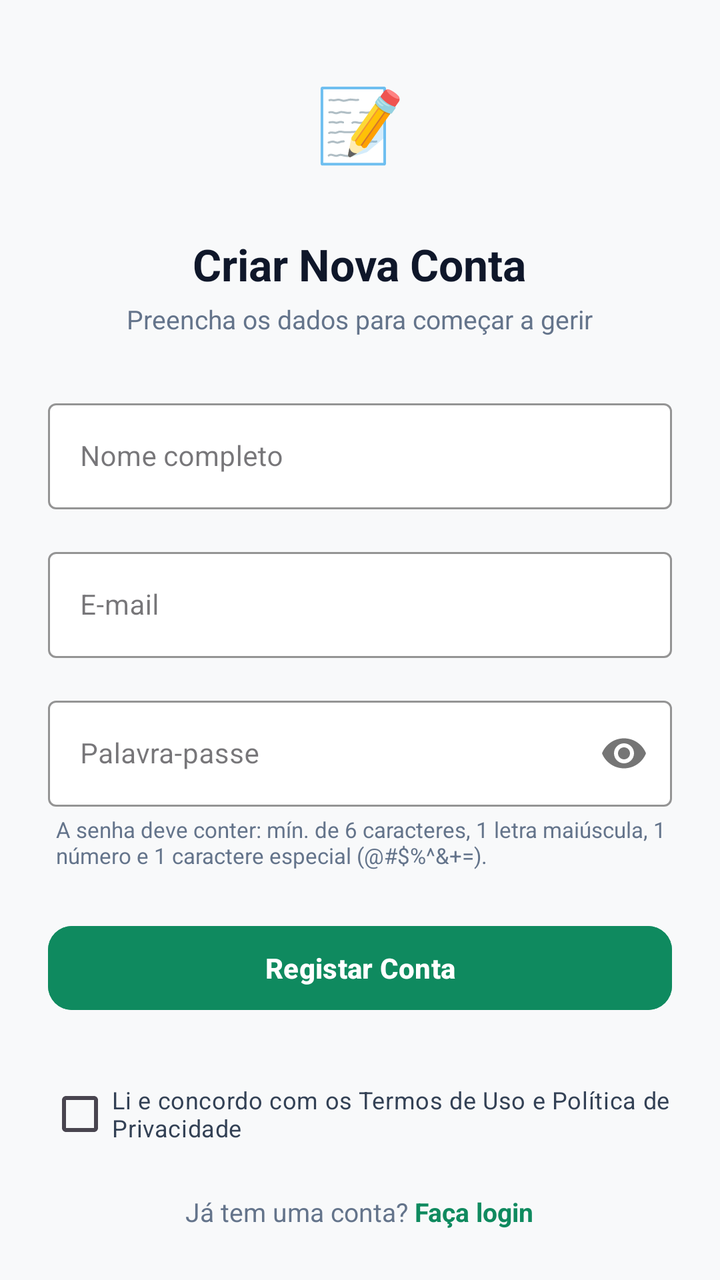
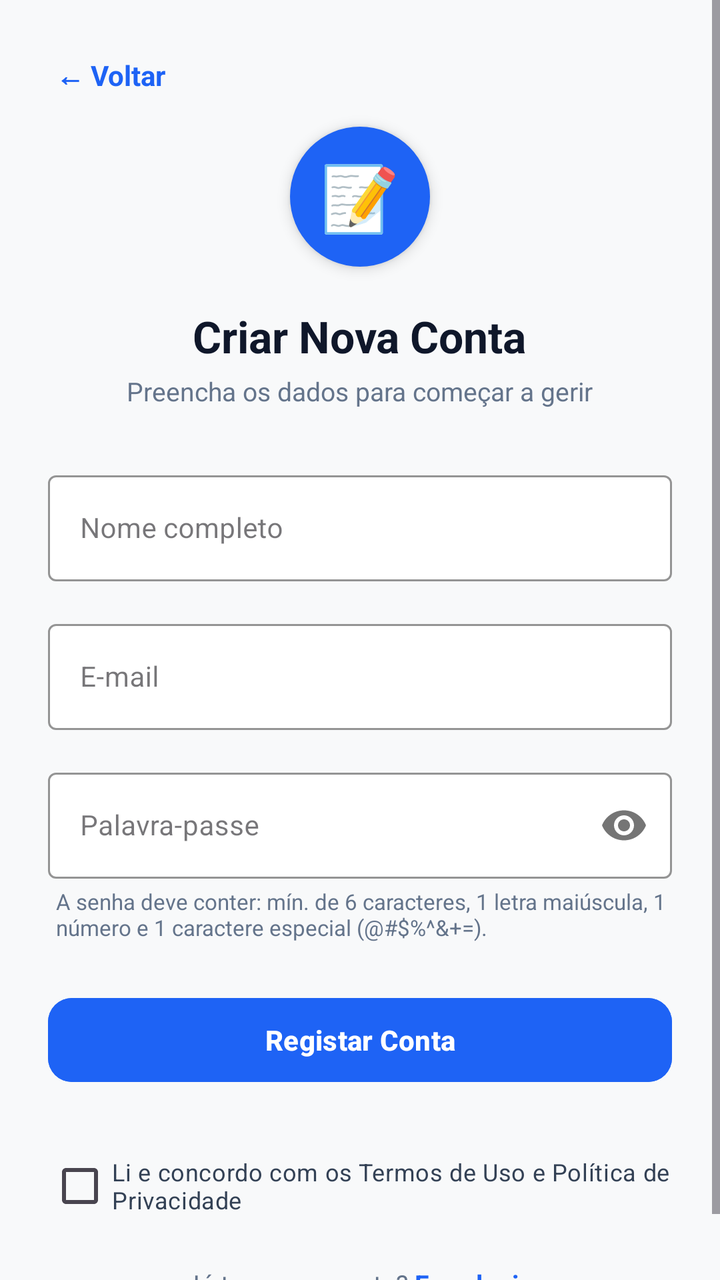

An Android layout rendered at two revisions. The XML below is the earlier revision; the diff shows what the commit changed to produce the second picture.
<!-- AndroidManifest.xml: application theme Theme.MeuControle -->
<!-- res/layout/activity_cadastro.xml -->
<?xml version="1.0" encoding="utf-8"?>
<ScrollView xmlns:android="http://schemas.android.com/apk/res/android"
    xmlns:app="http://schemas.android.com/apk/res-auto"
    android:layout_width="match_parent"
    android:layout_height="match_parent"
    android:fillViewport="true"
    android:background="#F8F9FA">

    <LinearLayout
        android:layout_width="match_parent"
        android:layout_height="wrap_content"
        android:orientation="vertical"
        android:gravity="center"
        android:padding="24dp">

        
        <TextView
            android:layout_width="72dp"
            android:layout_height="72dp"
            android:text="📝"
            android:textSize="36sp"
            android:gravity="center"
            android:background="@drawable/fundo_card_verde_claro"
            android:layout_marginBottom="20dp" />

        <TextView
            android:layout_width="wrap_content"
            android:layout_height="wrap_content"
            android:text="Criar Nova Conta"
            android:textSize="22sp"
            android:textStyle="bold"
            android:textColor="#0F172A"
            android:layout_marginBottom="4dp" />

        <TextView
            android:layout_width="wrap_content"
            android:layout_height="wrap_content"
            android:text="Preencha os dados para começar a gerir"
            android:textSize="13sp"
            android:textColor="#64748B"
            android:layout_marginBottom="28dp" />

        
        <com.google.android.material.textfield.TextInputLayout
            android:layout_width="match_parent"
            android:layout_height="wrap_content"
            android:layout_marginBottom="16dp"
            style="@style/Widget.MaterialComponents.TextInputLayout.OutlinedBox"
            app:boxStrokeColor="#0F8A5F"
            app:hintTextColor="#0F8A5F"
            app:boxBackgroundColor="@android:color/white">

            <com.google.android.material.textfield.TextInputEditText
                android:id="@+id/inputNome"
                android:layout_width="match_parent"
                android:layout_height="wrap_content"
                android:hint="Nome completo"
                android:inputType="textPersonName"
                android:textSize="14sp"
                android:textColor="#0F172A"
                android:textColorHint="#475569" />
        </com.google.android.material.textfield.TextInputLayout>

        
        <com.google.android.material.textfield.TextInputLayout
            android:layout_width="match_parent"
            android:layout_height="wrap_content"
            android:layout_marginBottom="16dp"
            style="@style/Widget.MaterialComponents.TextInputLayout.OutlinedBox"
            app:boxStrokeColor="#0F8A5F"
            app:hintTextColor="#0F8A5F"
            app:boxBackgroundColor="@android:color/white">

            <com.google.android.material.textfield.TextInputEditText
                android:id="@+id/inputEmailCadastro"
                android:layout_width="match_parent"
                android:layout_height="wrap_content"
                android:hint="E-mail"
                android:inputType="textEmailAddress"
                android:textSize="14sp"
                android:textColor="#0F172A"
                android:textColorHint="#475569" />
        </com.google.android.material.textfield.TextInputLayout>

        
        <com.google.android.material.textfield.TextInputLayout
            android:layout_width="match_parent"
            android:layout_height="wrap_content"
            android:layout_marginBottom="4dp"
            style="@style/Widget.MaterialComponents.TextInputLayout.OutlinedBox"
            app:boxStrokeColor="#0F8A5F"
            app:hintTextColor="#0F8A5F"
            app:boxBackgroundColor="@android:color/white"
            app:passwordToggleEnabled="true">

            <com.google.android.material.textfield.TextInputEditText
                android:id="@+id/inputSenhaCadastro"
                android:layout_width="match_parent"
                android:layout_height="wrap_content"
                android:hint="Palavra-passe"
                android:inputType="textPassword"
                android:textSize="14sp"
                android:textColor="#0F172A"
                android:textColorHint="#475569" />
        </com.google.android.material.textfield.TextInputLayout>

        
        <TextView
            android:layout_width="match_parent"
            android:layout_height="wrap_content"
            android:text="A senha deve conter: mín. de 6 caracteres, 1 letra maiúscula, 1 número e 1 caractere especial (@#$%^&amp;+=)."
            android:textSize="11sp"
            android:textColor="#64748B"
            android:layout_marginBottom="24dp"
            android:paddingStart="4dp" />

        
        <FrameLayout
            android:layout_width="match_parent"
            android:layout_height="50dp"
            android:layout_marginBottom="24dp">

            <Button
                android:id="@+id/btnCadastrar"
                android:layout_width="match_parent"
                android:layout_height="match_parent"
                android:text="Registar Conta"
                android:backgroundTint="#0F8A5F"
                android:textColor="@android:color/white"
                android:textStyle="bold"
                app:cornerRadius="12dp" />

            <ProgressBar
                android:id="@+id/progressBarCadastro"
                android:layout_width="32dp"
                android:layout_height="32dp"
                android:layout_gravity="center"
                android:indeterminateTint="@android:color/white"
                android:visibility="gone" />
        </FrameLayout>

        
        <CheckBox
            android:id="@+id/checkTermos"
            android:layout_width="match_parent"
            android:layout_height="wrap_content"
            android:text="Li e concordo com os Termos de Uso e Política de Privacidade"
            android:textSize="12sp"
            android:textColor="#334155"
            android:layout_marginBottom="16dp" />

        
        <LinearLayout
            android:layout_width="wrap_content"
            android:layout_height="wrap_content"
            android:orientation="horizontal">

            <TextView
                android:layout_width="wrap_content"
                android:layout_height="wrap_content"
                android:text="Já tem uma conta? "
                android:textSize="13sp"
                android:textColor="#64748B" />

            <TextView
                android:id="@+id/txtIrParaLogin"
                android:layout_width="wrap_content"
                android:layout_height="wrap_content"
                android:text="Faça login"
                android:textSize="13sp"
                android:textStyle="bold"
                android:textColor="#0F8A5F" />
        </LinearLayout>

    </LinearLayout>
</ScrollView>
<!-- resources referenced by this layout -->
<resources>
  <!-- drawable fundo_card_verde_claro (drawable) -->
  <?xml version="1.0" encoding="utf-8"?>
  <selector xmlns:android="http://schemas.android.com/apk/res/android">
  
  </selector>
  <style name="Theme.MeuControle" parent="Base.Theme.MeuControle" />
  <style name="Base.Theme.MeuControle" parent="Theme.Material3.DayNight.NoActionBar">
          
          <item name="colorPrimary">#1E63F5</item>
          <item name="colorOnPrimary">@android:color/white</item>
  
          
          <item name="android:statusBarColor">#1E63F5</item>
  
          
          <item name="colorSecondary">#1E63F5</item>
      </style>
</resources>

<!-- the commit's change to res/layout/activity_cadastro.xml (unified diff, before → after) -->
@@ -14,14 +14,41 @@
         android:padding="24dp">
 
         
-        <TextView
-            android:layout_width="72dp"
-            android:layout_height="72dp"
-            android:text="📝"
-            android:textSize="36sp"
-            android:gravity="center"
-            android:background="@drawable/fundo_card_verde_claro"
-            android:layout_marginBottom="20dp" />
+        <LinearLayout
+            android:layout_width="match_parent"
+            android:layout_height="wrap_content"
+            android:orientation="horizontal"
+            android:layout_marginBottom="12dp">
+
+            <TextView
+                android:id="@+id/btnVoltarLogin"
+                android:layout_width="wrap_content"
+                android:layout_height="wrap_content"
+                android:text="← Voltar"
+                android:textSize="14sp"
+                android:textStyle="bold"
+                android:textColor="#1E63F5"
+                android:background="?attr/selectableItemBackground"
+                android:padding="4dp"
+                android:clickable="true"
+                android:focusable="true" />
+        </LinearLayout>
+
+        
+        <FrameLayout
+            android:layout_width="70dp"
+            android:layout_height="70dp"
+            android:background="@drawable/bg_circle_blue"
+            android:layout_marginBottom="20dp"
+            android:elevation="4dp"
+            android:gravity="center">
+            <TextView
+                android:layout_width="match_parent"
+                android:layout_height="match_parent"
+                android:text="📝"
+                android:textSize="32sp"
+                android:gravity="center"/>
+        </FrameLayout>
 
         <TextView
             android:layout_width="wrap_content"
@@ -46,8 +73,8 @@
             android:layout_height="wrap_content"
             android:layout_marginBottom="16dp"
             style="@style/Widget.MaterialComponents.TextInputLayout.OutlinedBox"
-            app:boxStrokeColor="#0F8A5F"
-            app:hintTextColor="#0F8A5F"
+            app:boxStrokeColor="#1E63F5"
+            app:hintTextColor="#1E63F5"
             app:boxBackgroundColor="@android:color/white">
 
             <com.google.android.material.textfield.TextInputEditText
@@ -67,8 +94,8 @@
             android:layout_height="wrap_content"
             android:layout_marginBottom="16dp"
             style="@style/Widget.MaterialComponents.TextInputLayout.OutlinedBox"
-            app:boxStrokeColor="#0F8A5F"
-            app:hintTextColor="#0F8A5F"
+            app:boxStrokeColor="#1E63F5"
+            app:hintTextColor="#1E63F5"
             app:boxBackgroundColor="@android:color/white">
 
             <com.google.android.material.textfield.TextInputEditText
@@ -88,8 +115,8 @@
             android:layout_height="wrap_content"
             android:layout_marginBottom="4dp"
             style="@style/Widget.MaterialComponents.TextInputLayout.OutlinedBox"
-            app:boxStrokeColor="#0F8A5F"
-            app:hintTextColor="#0F8A5F"
+            app:boxStrokeColor="#1E63F5"
+            app:hintTextColor="#1E63F5"
             app:boxBackgroundColor="@android:color/white"
             app:passwordToggleEnabled="true">
 
@@ -125,7 +152,7 @@
                 android:layout_width="match_parent"
                 android:layout_height="match_parent"
                 android:text="Registar Conta"
-                android:backgroundTint="#0F8A5F"
+                android:backgroundTint="#1E63F5"
                 android:textColor="@android:color/white"
                 android:textStyle="bold"
                 app:cornerRadius="12dp" />
@@ -169,7 +196,7 @@
                 android:text="Faça login"
                 android:textSize="13sp"
                 android:textStyle="bold"
-                android:textColor="#0F8A5F" />
+                android:textColor="#1E63F5" />
         </LinearLayout>
 
     </LinearLayout>
<!-- resource entries referenced after the edit -->
@@ -1,10 +1,11 @@
 <!-- resources referenced by this layout -->
 <resources>
-  <!-- drawable fundo_card_verde_claro (drawable) -->
+  <!-- drawable bg_circle_blue (drawable) -->
   <?xml version="1.0" encoding="utf-8"?>
-  <selector xmlns:android="http://schemas.android.com/apk/res/android">
-  
-  </selector>
+  <shape xmlns:android="http://schemas.android.com/apk/res/android"
+      android:shape="oval">
+      <solid android:color="#1E63F5" />
+  </shape>
   <style name="Theme.MeuControle" parent="Base.Theme.MeuControle" />
   <style name="Base.Theme.MeuControle" parent="Theme.Material3.DayNight.NoActionBar">
           
